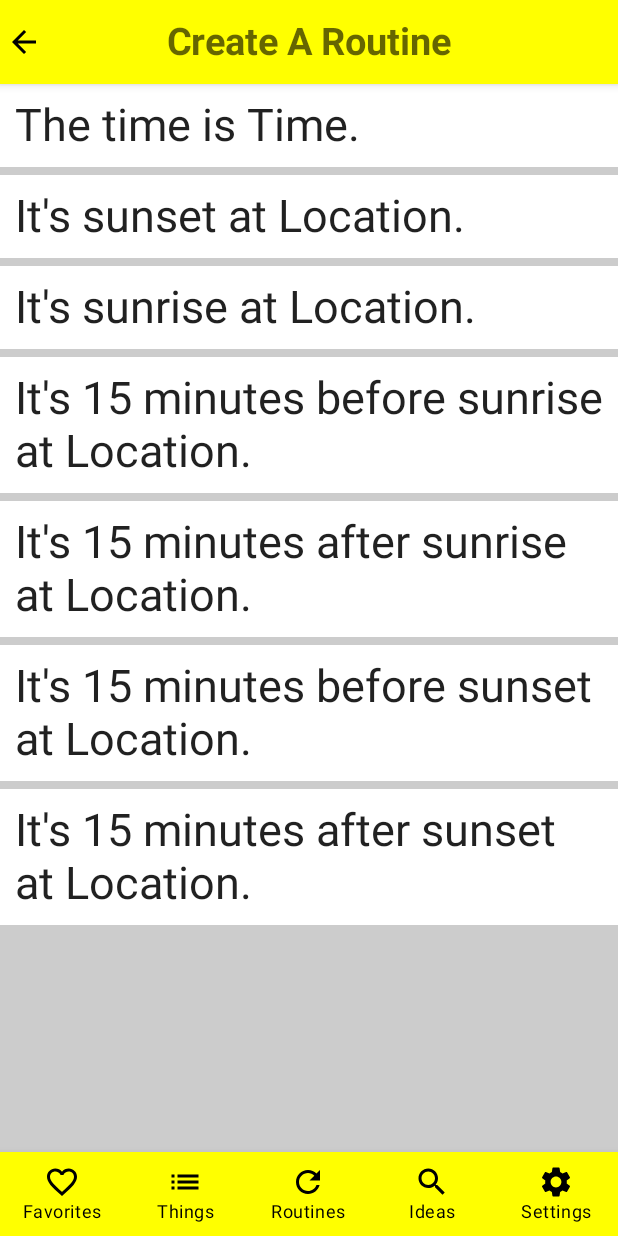
After one commit to BenziDarwin/Navigation-Project, an Android app built with Jetpack Compose: the SelectEvent screen opened through its navigation route, on a phone screen of 412 x 824 dp. The commit adds this screen. Run offline under Robolectric (Android 15) with nearby library versions, the phone set to English and light mode, and no system bars.

Commit message:
75% complete

```diff
--- a/app/build.gradle
+++ b/app/build.gradle
@@ -47,7 +47,9 @@ android {
 }
 
 dependencies {
-
+    def accompanist_version = "0.30.1"
+    implementation "com.google.accompanist:accompanist-pager:$accompanist_version" // Pager
+    implementation "com.google.accompanist:accompanist-pager-indicators:$accompanist_version" // Pager Indicators
     implementation 'androidx.core:core-ktx:1.7.0'
     implementation 'androidx.lifecycle:lifecycle-runtime-ktx:2.3.1'
     implementation 'androidx.activity:activity-compose:1.3.1'
--- a/app/src/main/java/com/example/navigation/components/BottomNavGraph.kt
+++ b/app/src/main/java/com/example/navigation/components/BottomNavGraph.kt
@@ -6,6 +6,8 @@ import androidx.navigation.compose.NavHost
 import androidx.navigation.compose.composable
 import com.example.navigation.components.screens.*
 import com.example.navigation.components.screens.Routines.CreateRoutine
+import com.example.navigation.components.screens.Routines.CreateThing
+import com.example.navigation.components.screens.Routines.SelectEvent
 import com.example.navigation.components.screens.Routines.SelectRoutine
 
 @Composable
@@ -35,5 +37,14 @@ NavHost(navController = navController,
     composable(route = Screens.CreateRoutine.route) {
         CreateRoutine(navController)
     }
+    composable(route = Screens.SelectEvent.route) {
+        SelectEvent(navController)
+    }
+    composable(route = Screens.CreateRoutineDatePick.route) {
+        CreateRoutine(navController = navController, pickDate = true)
+    }
+    composable(route = Screens.CreateThing.route) {
+        CreateThing(navController)
+    }
 }
 }
--- /dev/null
+++ b/app/src/main/java/com/example/navigation/components/Modals/EventItem.kt
@@ -0,0 +1,29 @@
+package com.example.navigation.components.Modals
+
+import androidx.compose.foundation.background
+import androidx.compose.foundation.clickable
+import androidx.compose.foundation.layout.*
+import androidx.compose.material.Text
+import androidx.compose.runtime.Composable
+import androidx.compose.ui.Modifier
+import androidx.compose.ui.graphics.Color
+import androidx.compose.ui.unit.dp
+import androidx.compose.ui.unit.sp
+import androidx.navigation.NavHostController
+
+@Composable
+fun EventItem(
+    eventItem: String,
+    route: String? = null,
+    navController: NavHostController? = null) {
+    Box(modifier = Modifier
+        .fillMaxWidth()
+        .background(Color.White)
+        .padding(10.dp).clickable {
+            if (route != null) {
+                navController?.navigate(route)
+            }
+        }) {
+        Text(text = eventItem, fontSize = 30.sp)
+    }
+}
--- a/app/src/main/java/com/example/navigation/components/Modals/MenuItem.kt
+++ b/app/src/main/java/com/example/navigation/components/Modals/MenuItem.kt
@@ -1,6 +1,5 @@
 package com.example.navigation.components.Modals
 
-import android.view.MenuItem
 import androidx.compose.foundation.background
 import androidx.compose.foundation.layout.*
 import androidx.compose.foundation.shape.CircleShape
--- /dev/null
+++ b/app/src/main/java/com/example/navigation/components/screens/Routines/SelectEvent.kt
@@ -0,0 +1,85 @@
+package com.example.navigation.components.screens.Routines
+
+import android.annotation.SuppressLint
+import androidx.compose.foundation.background
+import androidx.compose.foundation.clickable
+import androidx.compose.foundation.layout.*
+import androidx.compose.foundation.rememberScrollState
+import androidx.compose.foundation.verticalScroll
+import androidx.compose.material.Icon
+import androidx.compose.material.Scaffold
+import androidx.compose.material.Text
+import androidx.compose.material.TopAppBar
+import androidx.compose.material.icons.Icons
+import androidx.compose.material.icons.filled.ArrowBack
+import androidx.compose.material.icons.filled.Check
+import androidx.compose.material.icons.filled.Close
+import androidx.compose.runtime.Composable
+import androidx.compose.ui.Alignment
+import androidx.compose.ui.Modifier
+import androidx.compose.ui.graphics.Color
+import androidx.compose.ui.text.font.FontWeight
+import androidx.compose.ui.unit.dp
+import androidx.compose.ui.unit.sp
+import androidx.navigation.NavHostController
+import com.example.navigation.components.Modals.EventItem
+
+@SuppressLint("UnusedMaterialScaffoldPaddingParameter")
+@Composable
+fun SelectEvent(
+    navController: NavHostController
+) {
+    Scaffold(
+        topBar = {
+            TopAppBar(
+                backgroundColor = Color.Yellow
+            ) {
+                Box(
+                    contentAlignment = Alignment.Center,
+                    modifier = Modifier.fillMaxWidth()
+                ){
+                    Text(
+                        text = "Create A Routine",
+                        fontWeight = FontWeight.Bold,
+                        fontSize = 25.sp,
+                        modifier = Modifier.align(Alignment.Center)
+                    )
+
+                    Icon(
+                        imageVector = Icons.Default.ArrowBack,
+                        contentDescription = "Back",
+                        tint = Color.Black,
+                        modifier = Modifier.align(Alignment.CenterStart)
+                    )
+                }
+            }
+        },
+        content = {
+            Box(
+                modifier = Modifier
+                    .fillMaxSize()
+                    .background(Color.LightGray)
+            ){
+                Column(modifier = Modifier
+                    .padding()
+                    .verticalScroll(rememberScrollState())) {
+                    EventItem(eventItem = "The time is Time.", route = "createroutinedatepick", navController = navController)
+                    Spacer(modifier = Modifier.height(5.dp))
+                    EventItem(eventItem = "It's sunset at Location.")
+                    Spacer(modifier = Modifier.height(5.dp))
+                    EventItem(eventItem = "It's sunrise at Location.")
+                    Spacer(modifier = Modifier.height(5.dp))
+                    EventItem(eventItem = "It's 15 minutes before sunrise at Location.")
+                    Spacer(modifier = Modifier.height(5.dp))
+                    EventItem(eventItem = "It's 15 minutes after sunrise at Location.")
+                    Spacer(modifier = Modifier.height(5.dp))
+                    EventItem(eventItem = "It's 15 minutes before sunset at Location.")
+                    Spacer(modifier = Modifier.height(5.dp))
+                    EventItem(eventItem = "It's 15 minutes after sunset at Location.")
+
+
+                }
+            }
+        }
+    )
+}
```
Also changed, not shown: app/src/main/java/com/example/navigation/components/Screens.kt (+12 -0 lines), app/src/main/java/com/example/navigation/components/TabItem.kt (added, +8 -0 lines), app/src/main/java/com/example/navigation/components/screens/Routines/CreateRoutine.kt (+66 -9 lines), app/src/main/java/com/example/navigation/components/screens/Routines/CreateThing.kt (added, +105 -0 lines).
